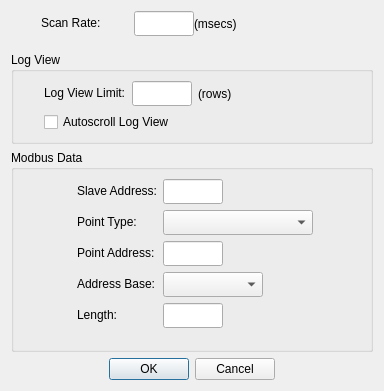
Old version of the form omodscan/dialogs/dialogdisplaydefinition.ui in the repository sanny32/OpenModScan.
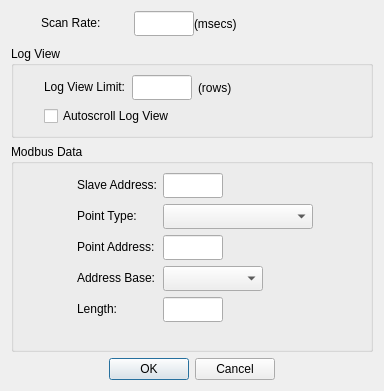
New version of the form. Custom widgets are drawn as their Qt base class.

Commit message: Correct dialog displaydefinition ui view

What changed in the file:
```diff
--- a/omodscan/dialogs/dialogdisplaydefinition.ui
+++ b/omodscan/dialogs/dialogdisplaydefinition.ui
@@ -29,7 +29,7 @@
       <number>30</number>
      </property>
      <property name="bottomMargin">
-      <number>10</number>
+      <number>4</number>
      </property>
      <item row="0" column="0">
       <widget class="QLabel" name="labelScanRate">
```
